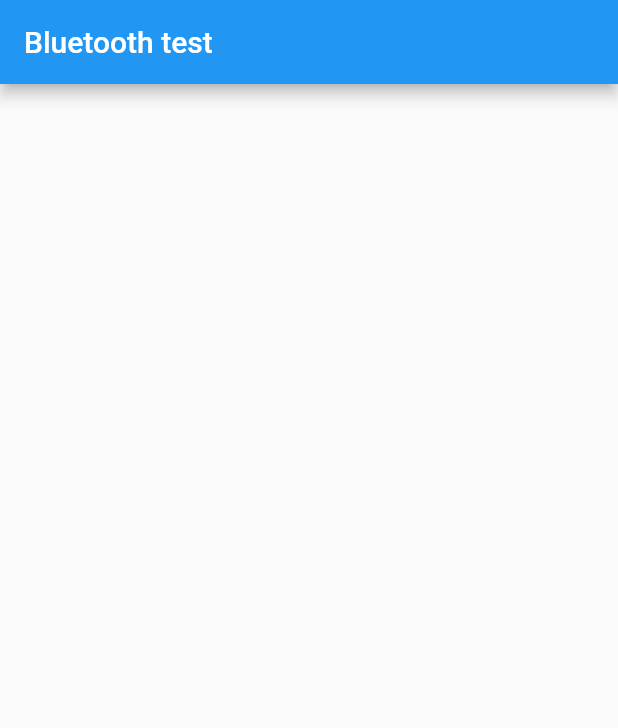
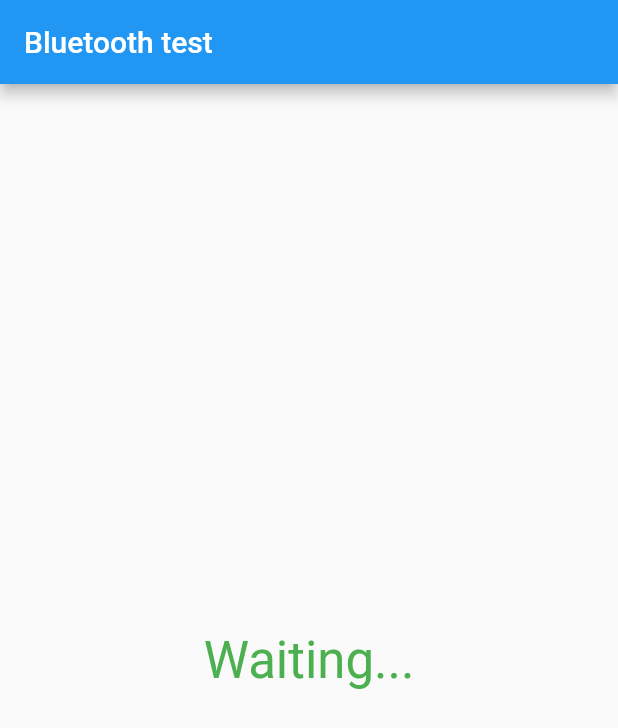
Before and after one commit to devabacus/bluetooth_flutter_wifi_setter, a Flutter app: the screen it shows after launch, on a phone screen of 412 x 824 dp. Shown: the top 728 px of the screen. Run offline on Flutter 3.47's test engine with Material 2 defaults, Android fonts, the phone set to English and light mode, and no system bars; our stand-ins replace flutter_blue.

Commit message:
work donw

```diff
--- a/lib/main.dart
+++ b/lib/main.dart
@@ -1,4 +1,5 @@
 import 'dart:async';
+import 'dart:convert';
 
 import 'package:flutter/material.dart';
 import 'package:flutter_blue/flutter_blue.dart';
@@ -24,10 +25,11 @@ class WifiSetter extends StatefulWidget {
 }
 
 class _WifiSetterState extends State<WifiSetter> {
-
-  final String SERVICE_UUID = "4fafc201-1fb5-459e-8fcc-c5c9c331914b";
-  final String CHARACTERISTIC_UUID = "beb5483e-36e1-4688-b7f5-ea07361b26a8";
-  final String TARGET_DEVICE_NAME = "REMOTE SCALE";
+  //final String SERVICE_UUID = "4fafc201-1fb5-459e-8fcc-c5c9c331914b";
+  final String SERVICE_UUID = "6e400001-b5a3-f393-e0a9-e50e24dcca9e";
+//  final String CHARACTERISTIC_UUID = "beb5483e-36e1-4688-b7f5-ea07361b26a8";
+  final String CHARACTERISTIC_UUID = "6e400002-b5a3-f393-e0a9-e50e24dcca9e";
+  final String TARGET_DEVICE_NAME = "Nordic_UART";
 
   FlutterBlue flutterBlue = FlutterBlue.instance;
   StreamSubscription<ScanResult> scanSubscription;
@@ -37,27 +39,124 @@ class _WifiSetterState extends State<WifiSetter> {
 
   String connectionText = "";
 
-
   @override
   void initState() {
     startScan();
   }
 
-
-  void startScan(){
+  void startScan() {
     setState(() {
       connectionText = "Start scanning";
     });
 
-    scanSubscription = flutterBlue.scan().listen((scanResult){
+    scanSubscription = flutterBlue.scan().listen((scanResult) {
       print(scanResult.device.name);
+      if (scanResult.device.name.contains(TARGET_DEVICE_NAME)) {
+        stopScan();
+        setState(() {
+          connectionText = "Found Target Device";
+        });
+        print(connectionText);
+        targetDevice = scanResult.device;
+        connectToDevice();
+      }
+    }, onDone: ()=> stopScan());
+  }
 
+  void stopScan() {
+    scanSubscription?.cancel();
+    scanSubscription = null;
+  }
+
+  void connectToDevice() async {
+    if(targetDevice == null) return;
+
+    connectionText = 'Device connecting';
+    await targetDevice.connect();
+
+    setState(() {
+      connectionText = "Device Connected";
     });
+    discoverServices();
+  }
 
+  void disconnectFromDevice(){
+    if(targetDevice == null) return;
+    targetDevice.disconnect();
+    setState(() {
+      connectionText = "Device Disconnected";
+    });
+  }
+
+  void discoverServices() async {
+    if(targetDevice == null) return;
+
+    List<BluetoothService> services = await targetDevice.discoverServices();
+    services.forEach((service){
+      if(service.uuid.toString() == SERVICE_UUID){
+        service.characteristics.forEach((characteristic){
+          if(characteristic.uuid.toString() == CHARACTERISTIC_UUID){
+            targetCharacteristic = characteristic;
+            setState(() {
+              connectionText = "All ready with ${targetDevice.name}";
+            });
+          }
+        });
+      }
+    });
+  }
+
+  void writeData(String data) async {
+    if(targetCharacteristic == null) return;
+    List<int> bytes = utf8.encode(data);
+    await targetCharacteristic.write(bytes);
+  }
+
+  TextEditingController wifiNameController = TextEditingController();
+  TextEditingController wifiPasswordController = TextEditingController();
+
+  void submitActions(){
+    var wifiData = '${wifiNameController.text},${wifiPasswordController.text}';
+    writeData(wifiData);
   }
 
   @override
   Widget build(BuildContext context) {
-    return Scaffold(appBar: AppBar(title: Text('Bluetooth test'),),);
+    return Scaffold(
+      appBar: AppBar(
+        title: Text('Bluetooth test'),
+      ),
+      body: Container(
+        child: targetCharacteristic == null ? Center(
+          child: Text(
+            "Waiting...",
+            style: TextStyle(fontSize: 34, color: Colors.green),
+          ),
+        )
+            : Column(
+          children: <Widget>[
+            Padding(
+              padding: const EdgeInsets.all(8.0),
+              child: TextField(
+                controller: wifiNameController,
+                decoration: InputDecoration(labelText: 'Wifi Name'),
+              ),
+            ),
+            Padding(
+              padding: const EdgeInsets.all(8.0),
+              child: TextField(
+                controller: wifiPasswordController,
+                decoration: InputDecoration(labelText: 'Wifi Password'),
+              ),
+            ),
+            RaisedButton(
+              child: Text('Send'),
+              color: Colors.indigoAccent,
+              onPressed: submitActions,
+            )
+          ],
+        )
+      ),
+    );
   }
 }
```
